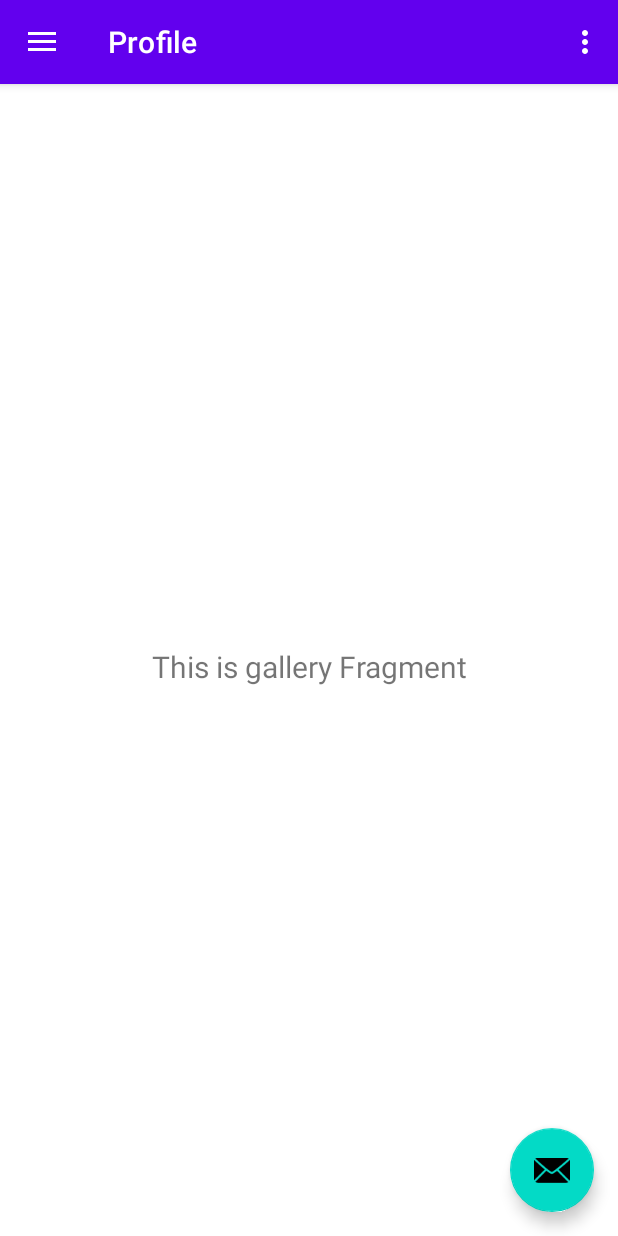
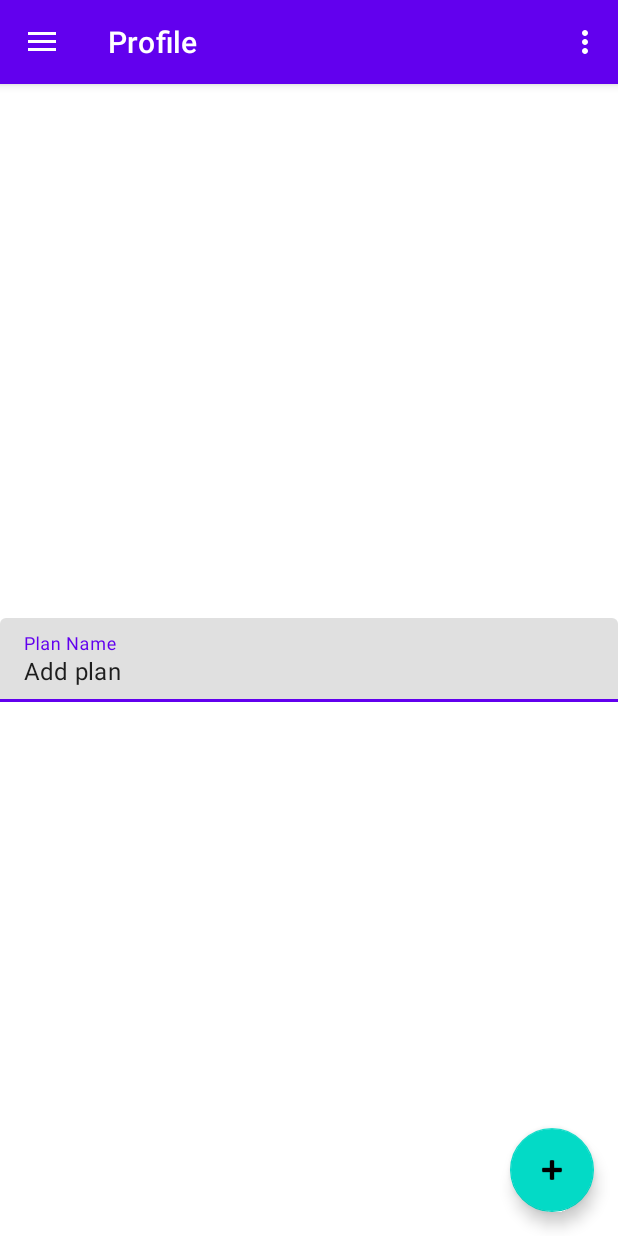
Before and after one commit to chan4lk/Dietician-Mobile, an Android app: the screen it shows after launch (MainActivity), in the side drawer, after a tap on "Profile", on a phone screen of 412 x 824 dp. Run offline under Robolectric (Android 15) with nearby library versions, the phone set to English and light mode, and no system bars; our stand-ins replace Dagger/Hilt's generated code, navigation-ui.

Commit message:
inject add plan

```diff
--- a/app/src/main/java/com/dietician/mobile/di/AppComponent.kt
+++ b/app/src/main/java/com/dietician/mobile/di/AppComponent.kt
@@ -1,6 +1,7 @@
 package com.dietician.mobile.di
 
 import android.content.Context
+import com.dietician.mobile.ui.addPlan.di.AddPlanComponent
 import com.dietician.mobile.ui.home.di.HomeComponent
 import dagger.BindsInstance
 import dagger.Component
@@ -22,11 +23,13 @@ interface AppComponent {
     }
 
     fun homeComponent(): HomeComponent.Factory
+    fun addPlanComponent(): AddPlanComponent.Factory
 }
 
 @Module(
     subcomponents = [
-        HomeComponent::class
+        HomeComponent::class,
+        AddPlanComponent::class
     ]
 )
 object SubComponentsModule
--- /dev/null
+++ b/app/src/main/java/com/dietician/mobile/ui/addPlan/AddPlanFragment.kt
@@ -0,0 +1,45 @@
+package com.dietician.mobile.ui.addPlan
+
+import android.content.Context
+import android.os.Bundle
+import android.view.LayoutInflater
+import android.view.View
+import android.view.ViewGroup
+import androidx.fragment.app.Fragment
+import androidx.fragment.app.viewModels
+import androidx.lifecycle.Observer
+import androidx.lifecycle.ViewModelProvider
+import com.dietician.mobile.DieticianApplication
+import com.dietician.mobile.R
+import com.google.android.material.textfield.TextInputEditText
+import javax.inject.Inject
+
+class AddPlanFragment : Fragment() {
+    @Inject
+    lateinit var viewModelFactory: ViewModelProvider.Factory
+
+    private val addPlanViewModel by viewModels<AddPlanViewModel> { viewModelFactory }
+
+    override fun onAttach(context: Context) {
+        super.onAttach(context)
+        (requireActivity()
+            .application as DieticianApplication)
+            .appComponent
+            .addPlanComponent()
+            .create()
+            .inject(this)
+    }
+    override fun onCreateView(
+        inflater: LayoutInflater,
+        container: ViewGroup?,
+        savedInstanceState: Bundle?
+    ): View? {
+
+        val root = inflater.inflate(R.layout.fragment_gallery, container, false)
+        val textView: TextInputEditText = root.findViewById(R.id.plan_name_txt)
+        addPlanViewModel.text.observe(viewLifecycleOwner, Observer {
+            textView.setText(it)
+        })
+        return root
+    }
+}
--- a/app/src/main/java/com/dietician/mobile/ui/gallery/GalleryViewModel.kt
+++ b/app/src/main/java/com/dietician/mobile/ui/addPlan/AddPlanViewModel.kt
@@ -1,13 +1,14 @@
-package com.dietician.mobile.ui.gallery
+package com.dietician.mobile.ui.addPlan
 
 import androidx.lifecycle.LiveData
 import androidx.lifecycle.MutableLiveData
 import androidx.lifecycle.ViewModel
+import javax.inject.Inject
 
-class GalleryViewModel : ViewModel() {
+class AddPlanViewModel @Inject constructor() : ViewModel() {
 
     private val _text = MutableLiveData<String>().apply {
-        value = "This is gallery Fragment"
+        value = "Add plan"
     }
     val text: LiveData<String> = _text
 }
--- /dev/null
+++ b/app/src/main/java/com/dietician/mobile/ui/addPlan/di/AddPlanComponent.kt
@@ -0,0 +1,15 @@
+package com.dietician.mobile.ui.addPlan.di
+
+import com.dietician.mobile.ui.addPlan.AddPlanFragment
+import dagger.Subcomponent
+
+@Subcomponent(modules = [AddPlanModule::class])
+interface AddPlanComponent {
+
+    @Subcomponent.Factory
+    interface Factory {
+        fun create(): AddPlanComponent
+    }
+
+    fun inject(addPlanFragment: AddPlanFragment)
+}
--- /dev/null
+++ b/app/src/main/java/com/dietician/mobile/ui/addPlan/di/AddPlanModule.kt
@@ -0,0 +1,16 @@
+package com.dietician.mobile.ui.addPlan.di
+
+import androidx.lifecycle.ViewModel
+import com.dietician.mobile.di.ViewModelKey
+import com.dietician.mobile.ui.addPlan.AddPlanViewModel
+import dagger.Binds
+import dagger.Module
+import dagger.multibindings.IntoMap
+
+@Module
+abstract class AddPlanModule {
+    @Binds
+    @IntoMap
+    @ViewModelKey(AddPlanViewModel::class)
+    abstract fun bindViewModel(viewModel: AddPlanViewModel): ViewModel
+}
--- a/app/src/main/java/com/dietician/mobile/ui/gallery/GalleryFragment.kt
+++ /dev/null
@@ -1,31 +0,0 @@
-package com.dietician.mobile.ui.gallery
-
-import android.os.Bundle
-import android.view.LayoutInflater
-import android.view.View
-import android.view.ViewGroup
-import android.widget.TextView
-import androidx.fragment.app.Fragment
-import androidx.lifecycle.Observer
-import androidx.lifecycle.ViewModelProviders
-import com.dietician.mobile.R
-
-class GalleryFragment : Fragment() {
-
-    private lateinit var galleryViewModel: GalleryViewModel
-
-    override fun onCreateView(
-        inflater: LayoutInflater,
-        container: ViewGroup?,
-        savedInstanceState: Bundle?
-    ): View? {
-        galleryViewModel =
-            ViewModelProviders.of(this).get(GalleryViewModel::class.java)
-        val root = inflater.inflate(R.layout.fragment_gallery, container, false)
-        val textView: TextView = root.findViewById(R.id.text_gallery)
-        galleryViewModel.text.observe(viewLifecycleOwner, Observer {
-            textView.text = it
-        })
-        return root
-    }
-}
--- a/app/src/main/res/layout/app_bar_main.xml
+++ b/app/src/main/res/layout/app_bar_main.xml
@@ -28,6 +28,6 @@
         android:layout_height="wrap_content"
         android:layout_gravity="bottom|end"
         android:layout_margin="@dimen/fab_margin"
-        app:srcCompat="@android:drawable/ic_dialog_email" />
+        app:srcCompat="@android:drawable/ic_input_add" />
 
 </androidx.coordinatorlayout.widget.CoordinatorLayout>
--- a/app/src/main/res/layout/fragment_gallery.xml
+++ b/app/src/main/res/layout/fragment_gallery.xml
@@ -4,19 +4,22 @@
     xmlns:tools="http://schemas.android.com/tools"
     android:layout_width="match_parent"
     android:layout_height="match_parent"
-    tools:context=".ui.gallery.GalleryFragment">
+    tools:context=".ui.addPlan.AddPlanFragment">
 
-    <TextView
-        android:id="@+id/text_gallery"
+    <com.google.android.material.textfield.TextInputLayout
+        android:id="@+id/plan_name"
         android:layout_width="match_parent"
         android:layout_height="wrap_content"
-        android:layout_marginStart="8dp"
-        android:layout_marginTop="8dp"
-        android:layout_marginEnd="8dp"
-        android:textAlignment="center"
-        android:textSize="20sp"
+        android:hint="@string/plan_name"
         app:layout_constraintBottom_toBottomOf="parent"
         app:layout_constraintEnd_toEndOf="parent"
         app:layout_constraintStart_toStartOf="parent"
-        app:layout_constraintTop_toTopOf="parent" />
+        app:layout_constraintTop_toTopOf="parent">
+
+        <com.google.android.material.textfield.TextInputEditText
+            android:id="@+id/plan_name_txt"
+            android:layout_width="match_parent"
+            android:layout_height="match_parent" />
+
+    </com.google.android.material.textfield.TextInputLayout>
 </androidx.constraintlayout.widget.ConstraintLayout>
--- a/app/src/main/res/layout/nav_header_main.xml
+++ b/app/src/main/res/layout/nav_header_main.xml
@@ -3,7 +3,7 @@
     xmlns:app="http://schemas.android.com/apk/res-auto"
     android:layout_width="match_parent"
     android:layout_height="@dimen/nav_header_height"
-    android:background="@drawable/side_nav_bar"
+    android:background="@drawable/food2"
     android:gravity="bottom"
     android:orientation="vertical"
     android:paddingLeft="@dimen/activity_horizontal_margin"
--- a/app/src/main/res/navigation/mobile_navigation.xml
+++ b/app/src/main/res/navigation/mobile_navigation.xml
@@ -31,7 +31,7 @@
 
     <fragment
         android:id="@+id/nav_gallery"
-        android:name="com.dietician.mobile.ui.gallery.GalleryFragment"
+        android:name="com.dietician.mobile.ui.addPlan.AddPlanFragment"
         android:label="@string/menu_gallery"
         tools:layout="@layout/fragment_gallery" />
 
--- a/app/src/main/res/values/strings.xml
+++ b/app/src/main/res/values/strings.xml
@@ -21,4 +21,5 @@
     </string>
     <string name="action_1">Customize</string>
     <string name="action_2">High Five</string>
+    <string name="plan_name">Plan Name</string>
 </resources>
```
Also changed, not shown: app/src/main/res/drawable/food2.jpg (added), app/src/main/res/drawable/food3.png (added).
